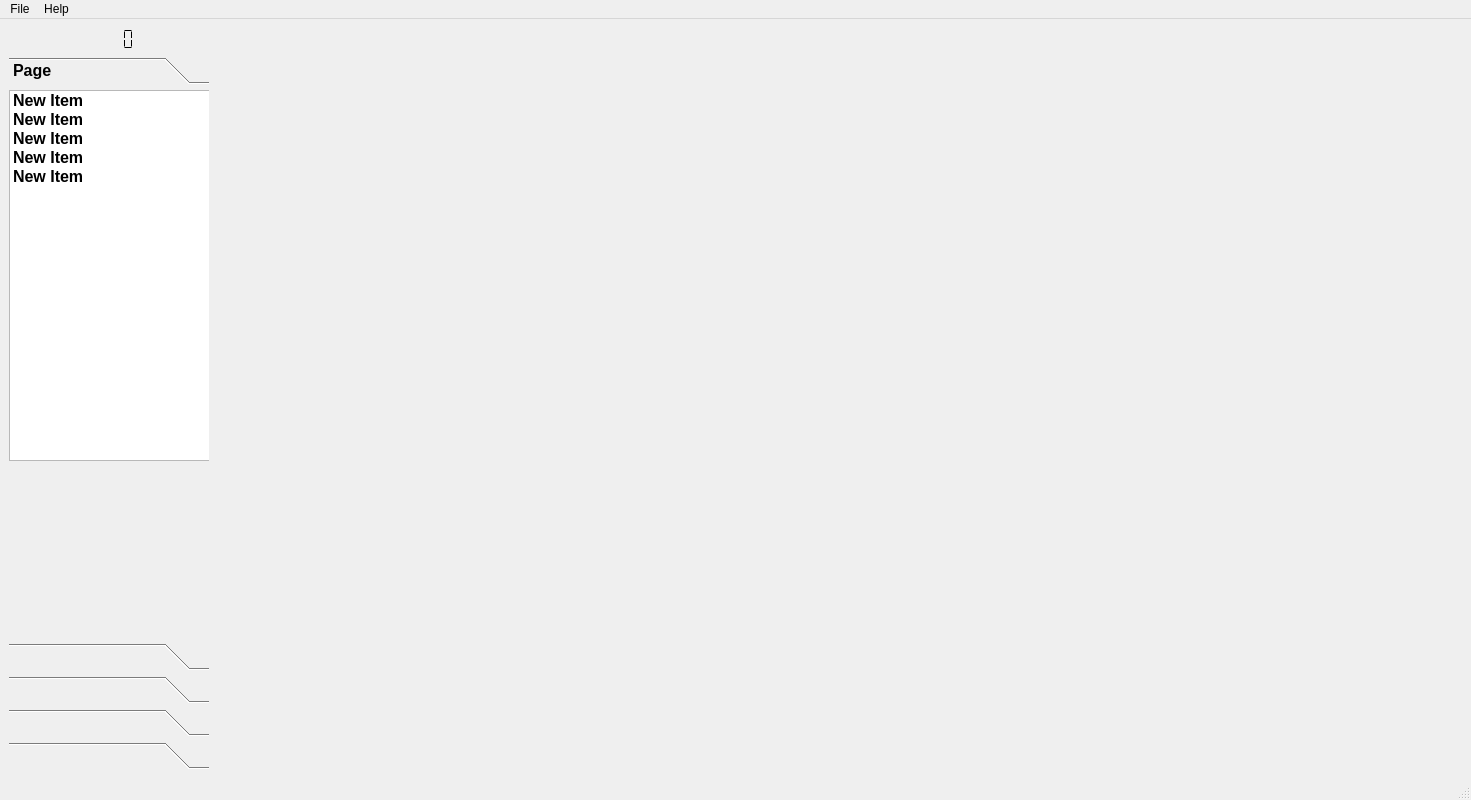
Above: UI/UI_MainWindow.ui from thaisonqng/ITTool before the change. Below: the same form after it.
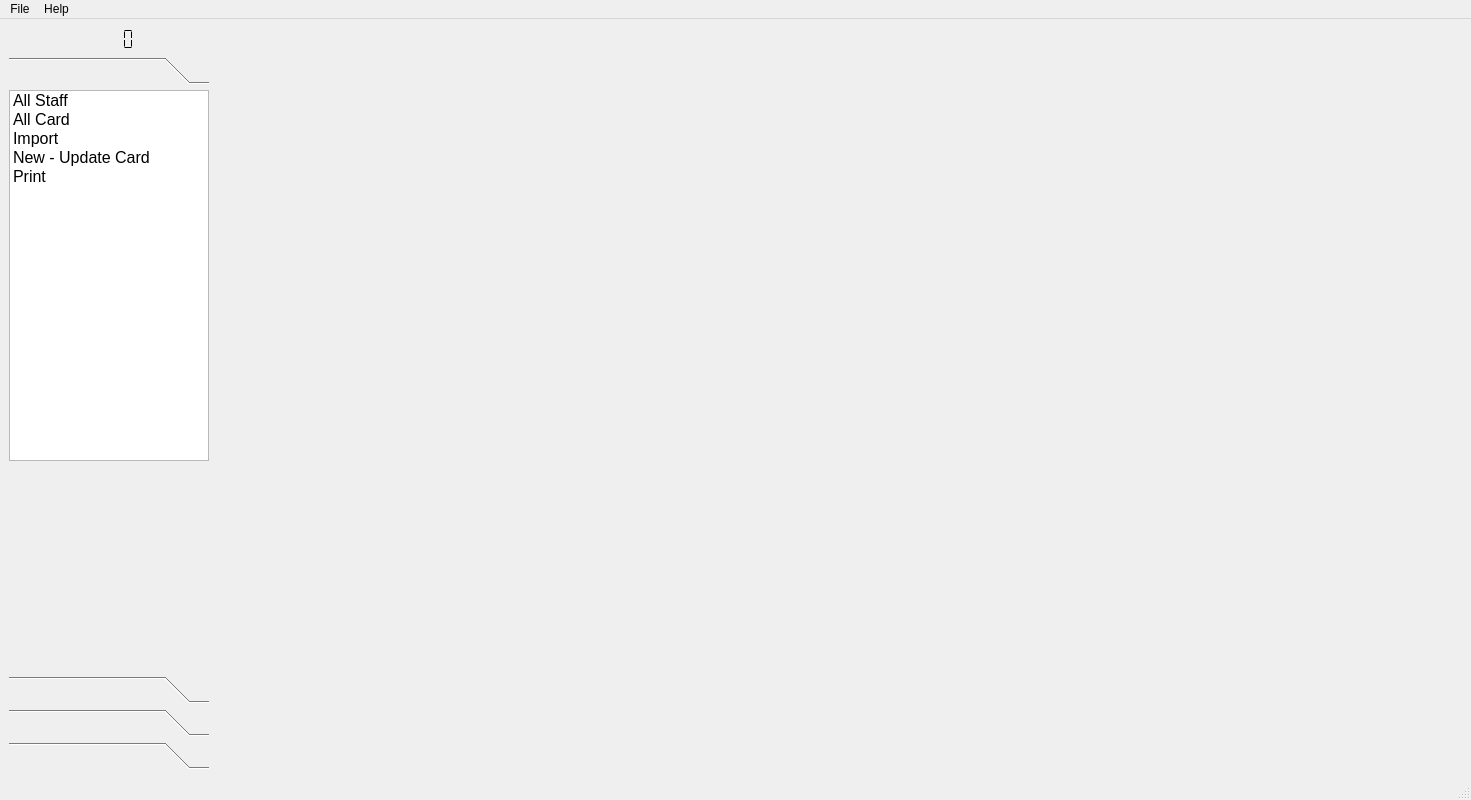
That is the form after the change. Icons and pictures are not drawn.

Commit message: remove HR

Patch:
```diff
--- a/UI/UI_MainWindow.ui
+++ b/UI/UI_MainWindow.ui
@@ -84,61 +84,13 @@
         <property name="lineWidth">
          <number>2</number>
         </property>
-        <widget class="QWidget" name="toolBoxMenuPage1_2">
-         <property name="geometry">
-          <rect>
-           <x>0</x>
-           <y>0</y>
-           <width>200</width>
-           <height>545</height>
-          </rect>
-         </property>
-         <attribute name="label">
-          <string>Page</string>
-         </attribute>
-         <widget class="QListWidget" name="listWidget">
-          <property name="geometry">
-           <rect>
-            <x>0</x>
-            <y>0</y>
-            <width>201</width>
-            <height>371</height>
-           </rect>
-          </property>
-          <item>
-           <property name="text">
-            <string>New Item</string>
-           </property>
-          </item>
-          <item>
-           <property name="text">
-            <string>New Item</string>
-           </property>
-          </item>
-          <item>
-           <property name="text">
-            <string>New Item</string>
-           </property>
-          </item>
-          <item>
-           <property name="text">
-            <string>New Item</string>
-           </property>
-          </item>
-          <item>
-           <property name="text">
-            <string>New Item</string>
-           </property>
-          </item>
-         </widget>
-        </widget>
         <widget class="QWidget" name="toolBoxMenuPage1">
          <property name="geometry">
           <rect>
            <x>0</x>
            <y>0</y>
            <width>200</width>
-           <height>545</height>
+           <height>578</height>
           </rect>
          </property>
          <attribute name="label">
```
Left out of the diff: 6 changed lines with no effect on the pictures. The commit also changes 1 other file.
